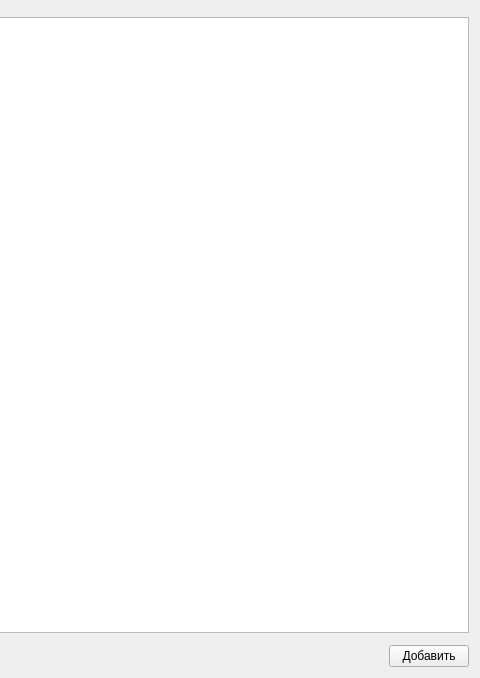
The window that src/educationwork/pageeducationwork.ui (rainovskyqt/teacher_plan) describes before a commit, drawn with Qt 5; both pictures show x 542 to 1022 and y 0 to 678 of the 1022 by 678 pixel window.
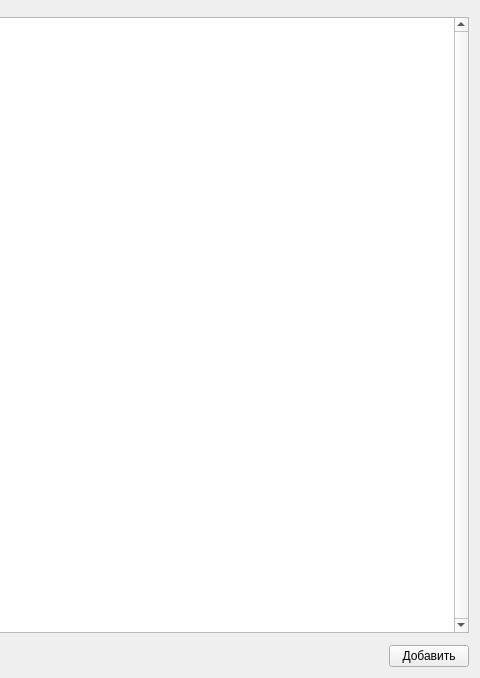
The same window after the commit. Icons and pictures are not drawn.

Patch:
```diff
--- a/src/educationwork/pageeducationwork.ui
+++ b/src/educationwork/pageeducationwork.ui
@@ -44,6 +44,9 @@
    </item>
    <item>
     <widget class="QListWidget" name="lw_educationWork">
+     <property name="verticalScrollBarPolicy">
+      <enum>Qt::ScrollBarAlwaysOn</enum>
+     </property>
      <property name="horizontalScrollBarPolicy">
       <enum>Qt::ScrollBarAlwaysOff</enum>
      </property>
```
Left out of the diff: 4 changed lines with no effect on the pictures.
